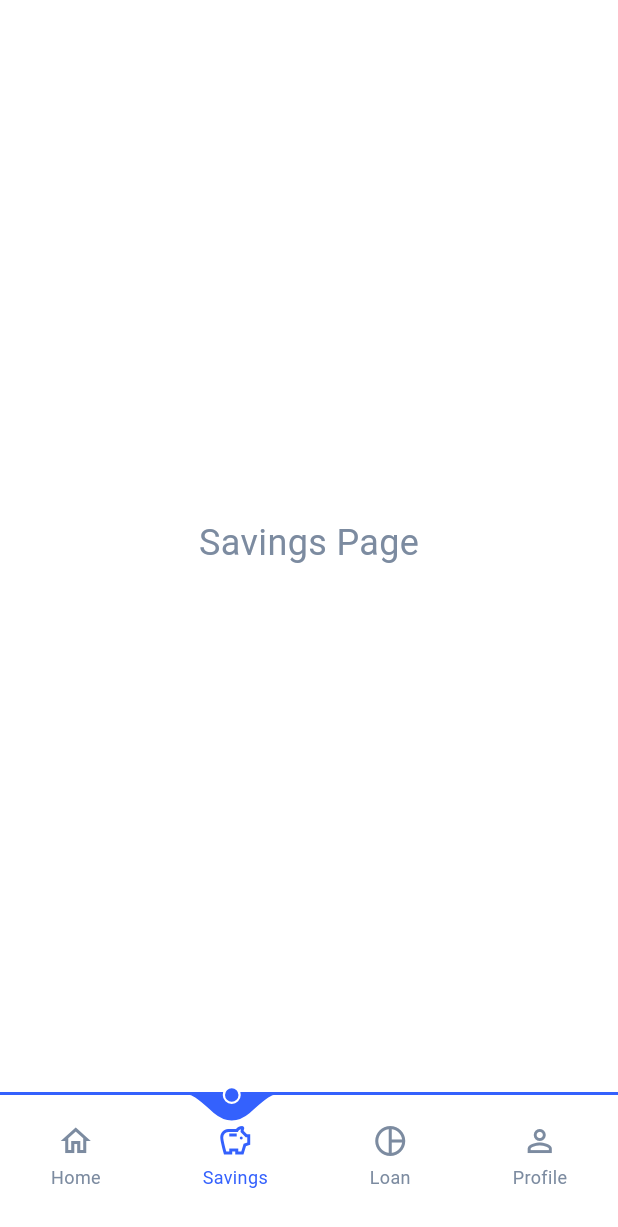
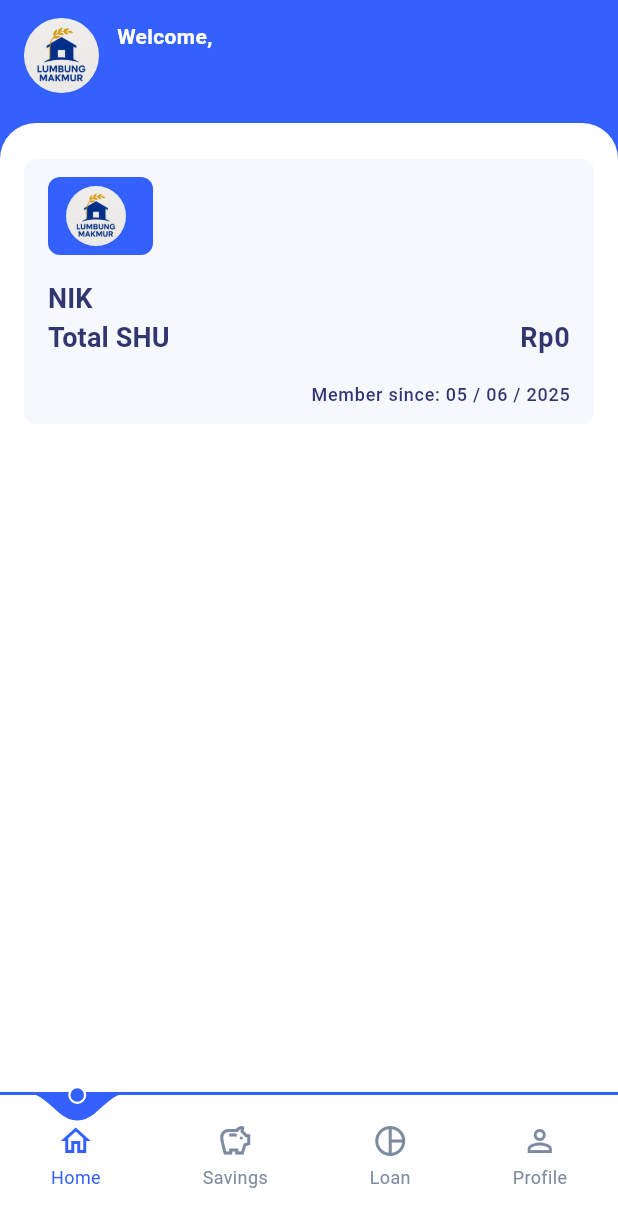
Before and after one commit to SkripsiLMB/lmb_skripsi, a Flutter app: the screen it shows once a user with an empty profile is signed in, on a phone screen of 412 x 824 dp. Shown: the top 1227 px of the screen. Run offline on Flutter 3.47's test engine with Material 3 defaults, Android fonts, the phone set to English and light mode, and no system bars; our stand-ins replace cloud_firestore, firebase_auth, firebase_core, shared_preferences; accounts and stored records are empty.

Commit message:
Add home card and fix authentication email verification handling

```diff
--- a/analysis_options.yaml
+++ b/analysis_options.yaml
@@ -7,6 +7,10 @@
 
 # The following line activates a set of recommended lints for Flutter apps,
 # packages, and plugins designed to encourage good coding practices.
+analyzer:
+  errors:
+    deprecated_member_use: ignore
+    use_build_context_synchronously: ignore
 include: package:flutter_lints/flutter.yaml
 
 linter:
--- a/lib/helpers/logic/authenticator_service.dart
+++ b/lib/helpers/logic/authenticator_service.dart
@@ -5,6 +5,7 @@ import 'package:flutter/material.dart';
 import 'package:lmb_skripsi/helpers/logic/firestore_service.dart';
 import 'package:lmb_skripsi/helpers/logic/shared_preferences.dart';
 import 'package:lmb_skripsi/helpers/ui/snackbar_handler.dart';
+import 'package:lmb_skripsi/model/lmb_user.dart';
 
 class AuthenticatorService {
   // NOTE: Properti singleton
@@ -25,7 +26,8 @@ class AuthenticatorService {
   Future<User?> handleLogin(BuildContext context, String email, String password) async {
     try {
       final credential = await _auth.signInWithEmailAndPassword(email: email, password: password);
-      await LmbLocalStorage.setValue("email", email);
+      final userData = await FirestoreService.instance.getUserByEmail(context, email);
+      await LmbLocalStorage.setValue("user_data", userData);
       return credential.user;
     } on FirebaseAuthException catch (e) {
       LmbSnackbar.onError(context, '[${e.code}] ${e.message}');
@@ -41,7 +43,7 @@ class AuthenticatorService {
     try {
       final credential = await _auth.createUserWithEmailAndPassword(email: email, password: password);
       await FirestoreService.instance.setUserData(email: email, name: name, nik: nik);
-      await LmbLocalStorage.setValue("email", email);
+      await LmbLocalStorage.setValue("user_data", LmbUser(name: name, nik: nik, email: email, createdAt: DateTime.now()));
       return credential.user;
     } on FirebaseAuthException catch (e) {
       LmbSnackbar.onError(context, '[${e.code}] ${e.message}');
@@ -69,7 +71,7 @@ class AuthenticatorService {
   // NOTE: untuk keluar
   Future<void> handleLogout() async {
     await _auth.signOut();
-    await LmbLocalStorage.setValue("email", null);
+    await LmbLocalStorage.setValue("user_data", null);
   }
 
   // NOTE: untuk verif email
--- a/lib/helpers/logic/firestore_service.dart
+++ b/lib/helpers/logic/firestore_service.dart
@@ -1,4 +1,7 @@
 import 'package:cloud_firestore/cloud_firestore.dart';
+import 'package:flutter/material.dart';
+import 'package:lmb_skripsi/helpers/ui/snackbar_handler.dart';
+import 'package:lmb_skripsi/model/lmb_user.dart';
 
 class FirestoreService {
   // NOTE: Singleton system
@@ -26,7 +29,18 @@ class FirestoreService {
   }
 
   // NOTE: Ambil data user
-  Future<DocumentSnapshot> getUserByEmail(String email) {
-    return _db.collection('users').doc(email).get();
+Future<LmbUser> getUserByEmail(BuildContext context, String email) async {
+  final snapshot = await _db.collection('users').doc(email).get();
+  if (!snapshot.exists) {
+    LmbSnackbar.onError(context, "Your account has invalidity please contact admin.");
   }
+
+  final data = snapshot.data() as Map<String, dynamic>;
+  return LmbUser(
+    name: data['name'] ?? 'Unknown User',
+    nik: data['nik'] ?? '-',
+    email: email,
+    createdAt: (data['created_at'] as Timestamp?)?.toDate() ?? DateTime.now(),
+  );
 }
+}
--- a/lib/helpers/ui/color.dart
+++ b/lib/helpers/ui/color.dart
@@ -9,6 +9,7 @@ class LmbColors {
   static const backgroundLow = Color(0xFFFFFFFF);
   static const backgroundHigh = Color(0xFFF5F9FE);
   static const textHigh = Color(0xFF212121);
+  static const textMid = Color(0xFF32366F);
   static const textLow = Color(0xFF7C8BA0);
 
 
@@ -16,5 +17,6 @@ class LmbColors {
   static const darkBackgroundLow = Color(0xFF121212);
   static const darkBackgroundHigh = Color(0xFF1E1E1E);
   static const darkTextHigh = Color(0xFFFFFFFF);
+  static const darkTextMid = Color(0xFFDEDEDE);
   static const darkTextLow = Color(0xFF9E9E9E);
 }
--- a/lib/helpers/ui/theme.dart
+++ b/lib/helpers/ui/theme.dart
@@ -29,6 +29,9 @@ final ThemeData lmbLightTheme = ThemeData(
   textTheme: const TextTheme(
     bodyLarge: TextStyle(color: LmbColors.textHigh),
     bodyMedium: TextStyle(color: LmbColors.textLow),
+    labelSmall: TextStyle(color: LmbColors.textMid, fontSize: 12),
+    labelMedium: TextStyle(color: LmbColors.textMid, fontWeight: FontWeight.w600, fontSize: 18),
+    labelLarge: TextStyle(color: LmbColors.textMid, fontWeight: FontWeight.bold, fontSize: 18),
     titleLarge: TextStyle(fontWeight: FontWeight.bold, color: LmbColors.brand),
   ),
   inputDecorationTheme: InputDecorationTheme(
@@ -94,6 +97,9 @@ final ThemeData lmbDarkTheme = ThemeData(
   textTheme: const TextTheme(
     bodyLarge: TextStyle(color: LmbColors.darkTextHigh),
     bodyMedium: TextStyle(color: LmbColors.darkTextLow),
+    labelSmall: TextStyle(color: LmbColors.darkTextMid, fontSize: 12),
+    labelMedium: TextStyle(color: LmbColors.darkTextMid, fontWeight: FontWeight.w600, fontSize: 18),
+    labelLarge: TextStyle(color: LmbColors.darkTextMid, fontWeight: FontWeight.bold, fontSize: 18),
     titleLarge: TextStyle(fontWeight: FontWeight.bold, color: LmbColors.brand),
   ),
   inputDecorationTheme: InputDecorationTheme(
--- a/lib/main.dart
+++ b/lib/main.dart
@@ -6,7 +6,7 @@ import 'package:lmb_skripsi/helpers/logic/shared_preferences.dart';
 import 'package:lmb_skripsi/helpers/ui/theme.dart';
 import 'package:lmb_skripsi/pages/auth/email_verification_page.dart';
 import 'package:lmb_skripsi/pages/auth/login_page.dart';
-import 'package:lmb_skripsi/pages/home/main_page.dart';
+import 'package:lmb_skripsi/pages/main/main_page.dart';
 
 void main() async {
   WidgetsFlutterBinding.ensureInitialized();
@@ -55,11 +55,23 @@ class AuthRedirectorGate extends StatelessWidget {
           return const LoginPage();
         }
 
-        if (!user.emailVerified) {
-          return const EmailVerificationPage();
-        }
+        return FutureBuilder(
+          future: user.reload().then((_) => FirebaseAuth.instance.currentUser),
+          builder: (context, snapshot) {
+            if (snapshot.connectionState == ConnectionState.waiting) {
+              return const Scaffold(
+                body: Center(child: CircularProgressIndicator()),
+              );
+            }
 
-        return MainPage();
+            final refreshedUser = snapshot.data;
+            if (refreshedUser != null && !refreshedUser.emailVerified) {
+              return const EmailVerificationPage();
+            }
+
+            return MainPage();
+          },
+        );
       },
     );
   }
--- /dev/null
+++ b/lib/model/lmb_user.dart
@@ -0,0 +1,13 @@
+class LmbUser {
+  String name;
+  String nik;
+  String email;
+  DateTime createdAt;
+
+  LmbUser({
+    required this.name,
+    required this.nik,
+    required this.email,
+    required this.createdAt
+  });
+}
--- /dev/null
+++ b/lib/pages/main/children/home_page.dart
@@ -0,0 +1,213 @@
+import 'package:flutter/material.dart';
+import 'package:intl/intl.dart';
+import 'package:lmb_skripsi/helpers/logic/authenticator_service.dart';
+import 'package:lmb_skripsi/helpers/logic/shared_preferences.dart';
+import 'package:lmb_skripsi/helpers/ui/color.dart';
+import 'package:lmb_skripsi/model/lmb_user.dart';
+
+class Homepage extends StatefulWidget {
+  const Homepage({super.key});
+
+  @override
+  State<Homepage> createState() => _HomepageState();
+}
+
+class _HomepageState extends State<Homepage> {
+  LmbUser? userData;
+
+  @override
+  void initState() {
+    super.initState();
+    loadUserData();
+  }
+
+  Future<void> loadUserData() async {
+    final data = await LmbLocalStorage.getValue("user_data");
+    setState(() {
+      userData = data as LmbUser;
+    });
+  }
+
+  @override
+  Widget build(BuildContext context) {
+    return Scaffold(
+      resizeToAvoidBottomInset: true,
+      backgroundColor: LmbColors.brand,
+      body: SafeArea(
+        bottom: false,
+        child: Column(
+          children: [
+            // NOTE: Header
+            Padding(
+              padding: EdgeInsets.fromLTRB(16, 12, 16, 20),
+              child: Row(
+                spacing: 12,
+                children: [
+                  SizedBox(
+                    width: 50,
+                    height: 50,
+                    child: ClipRRect(
+                      borderRadius: BorderRadiusGeometry.circular(50),
+                      child: Image.asset(
+                        "assets/app_icon.png",
+                        width: 50,
+                        height: 50,
+                        scale: 1,
+                        fit: BoxFit.fill,
+                      ),
+                    ),
+                  ),
+
+                  Column(
+                    mainAxisAlignment: MainAxisAlignment.center,
+                    crossAxisAlignment: CrossAxisAlignment.start,
+                    children: [
+                      Text(
+                        "Welcome,",
+                        style: TextStyle(
+                          fontWeight: FontWeight.w600,
+                          fontSize: 14,
+                          color: Colors.white
+                        ),
+                      ),
+                      Text(
+                        userData?.name ?? "Unknown User",
+                        style: TextStyle(
+                          fontWeight: FontWeight.bold,
+                          fontSize: 18,
+                          color: Colors.white
+                        ),
+                        overflow: TextOverflow.ellipsis,
+                      ),
+                    ],
+                  ),
+                ],
+              ),
+            ),
+
+            // NOTE: Body
+            Expanded(
+              child: ClipRRect(
+                borderRadius: BorderRadiusGeometry.only(
+                  topLeft: Radius.circular(24),
+                  topRight: Radius.circular(24)
+                ),
+                clipBehavior: Clip.antiAlias,
+                child: Container(
+                  color: Theme.of(context).colorScheme.background,
+                  width: MediaQuery.of(context).size.width,
+                  child: SingleChildScrollView(
+                      child: Padding(
+                      padding: EdgeInsets.symmetric(horizontal: 16, vertical: 24),
+                      child: Column(
+                        mainAxisAlignment: MainAxisAlignment.start,
+                        crossAxisAlignment: CrossAxisAlignment.start,
+                        children: [
+                          // NOTE: User card
+                          ClipRRect(
+                            borderRadius: BorderRadiusGeometry.circular(8),
+                            child: Container(
+                              width: double.infinity,
+                              color: Theme.of(context).cardColor,
+                              padding: EdgeInsets.symmetric(horizontal: 16, vertical: 12),
+                              child: Column(
+                                mainAxisAlignment: MainAxisAlignment.start,
+                                crossAxisAlignment: CrossAxisAlignment.end,
+                                children: [
+                                  // NOTE: User name
+                                  Row(
+                                    children: [
+                                      ClipRRect(
+                                        borderRadius: BorderRadiusGeometry.circular(8),
+                                        child: Container(
+                                          color: LmbColors.brand,
+                                          child: Padding(
+                                            padding: EdgeInsets.symmetric(horizontal: 12, vertical: 6),
+                                            child: Row(
+                                              spacing: 6,
+                                              children: [
+                                                SizedBox(
+                                                  width: 40,
+                                                  height: 40,
+                                                  child: ClipRRect(
+                                                    borderRadius: BorderRadiusGeometry.circular(40),
+                                                    child: Image.asset(
+                                                      "assets/app_icon.png",
+                                                      width: 40,
+                                                      height: 40,
+                                                      scale: 1,
+                                                      fit: BoxFit.fill,
+                                                    ),
+                                                  ),
+                                                ),
+                                                Text(
+                                                  userData?.name ?? "Unknown User",
+                                                  style: TextStyle(
+                                                    fontWeight: FontWeight.w600,
+                                                    fontSize: 18,
+                                                    color: Colors.white
+                                                  ),
+                                                  overflow: TextOverflow.ellipsis,
+                                                ),
+                                              ],
+                                            ),
+                                          ),
+                                        ),
+                                      ),
+                                    ],
+                                  ),
+                                  SizedBox(height: 16),
+                                  // NOTE: NIK
+                                  Row(
+                                    mainAxisAlignment: MainAxisAlignment.spaceBetween,
+                                    crossAxisAlignment: CrossAxisAlignment.center,
+                                    children: [
+                                      Text(
+                                        "NIK",
+                                        style: Theme.of(context).textTheme.labelLarge,
+                                      ),
+                                      Text(
+                                        userData?.nik ?? "-",
+                                        style: Theme.of(context).textTheme.labelMedium,
+                                      ),
+                                    ],
+                                  ),
+                                  // NOTE: Total SHU
+                                  Row(
+                                    mainAxisAlignment: MainAxisAlignment.spaceBetween,
+                                    crossAxisAlignment: CrossAxisAlignment.center,
+                                    children: [
+                                      Text(
+                                        "Total SHU",
+                                        style: Theme.of(context).textTheme.labelLarge,
+                                      ),
+                                      Text(
+                                        "Rp0",
+                                        style: Theme.of(context).textTheme.labelMedium,
+                                      ),
+                                    ],
+                                  ),
+                                  SizedBox(height: 16),
+
+                                  // NOTE: Member Since
+                                  Text(
+                                    'Member since: ${DateFormat('dd / MM / yyyy').format(userData?.createdAt ?? DateTime.now())}',
+                                    style: Theme.of(context).textTheme.labelSmall,
+                                  ),
+                                ],
+                              ),
+                            ),
+                          ),
+                        ],
+                      ),
+                    ),
+                  ),
+                ),
+              ),
+            )
+          ],
+        ),
+      ),
+    );
+  }
+}
--- a/lib/pages/home/main_page.dart
+++ b/lib/pages/main/main_page.dart
@@ -1,5 +1,6 @@
 import 'package:flutter/material.dart';
 import 'package:lmb_skripsi/components/navigation_bar.dart';
+import 'package:lmb_skripsi/pages/main/children/home_page.dart';
 
 class MainPage extends StatefulWidget {
   @override
@@ -7,10 +8,10 @@ class MainPage extends StatefulWidget {
 }
 
 class _MainPageState extends State<MainPage> {
-  int _selectedIndex = 1;
+  int _selectedIndex = 0;
 
   final List<Widget> _pages = [
-    HomePage(),
+    Homepage(),
     SavingsPage(),
     LoanPage(),
     ProfilePage(),
@@ -25,19 +26,18 @@ class _MainPageState extends State<MainPage> {
   @override
   Widget build(BuildContext context) {
     return Scaffold(
-      body: _pages[_selectedIndex],
+      body: Padding(
+        padding: EdgeInsetsGeometry.only(bottom: 90),
+        child: _pages[_selectedIndex],
+      ),
+      resizeToAvoidBottomInset: true,
+      extendBody: true,
       bottomNavigationBar: LmbBottomNavBar(
         currentIndex: _selectedIndex,
         onItemSelected: _onTabSelected,
       ),
     );
   }
-}
-
-class HomePage extends StatelessWidget {
-  @override
-  Widget build(BuildContext context) =>
-      Center(child: Text('Home Page', style: TextStyle(fontSize: 24)));
 }
 
 class SavingsPage extends StatelessWidget {
--- a/pubspec.yaml
+++ b/pubspec.yaml
@@ -39,6 +39,7 @@ dependencies:
   cloud_firestore: ^5.6.1
   shared_preferences: ^2.0.15
   flutter_launcher_icons: ^0.13.1
+  intl: ^0.18.1
 
 dev_dependencies:
   flutter_test:
@@ -56,7 +57,6 @@ dev_dependencies:
 
 # The following section is specific to Flutter packages.
 flutter:
-
   # The following line ensures that the Material Icons font is
   # included with your application, so that you can use the icons in
   # the material Icons class.
@@ -66,6 +66,8 @@ flutter:
   # assets:
   #   - images/a_dot_burr.jpeg
   #   - images/a_dot_ham.jpeg
+  assets:
+    - assets/
 
   # An image asset can refer to one or more resolution-specific "variants", see
   # https://flutter.dev/to/resolution-aware-images
```
Also changed, not shown: pubspec.lock.
